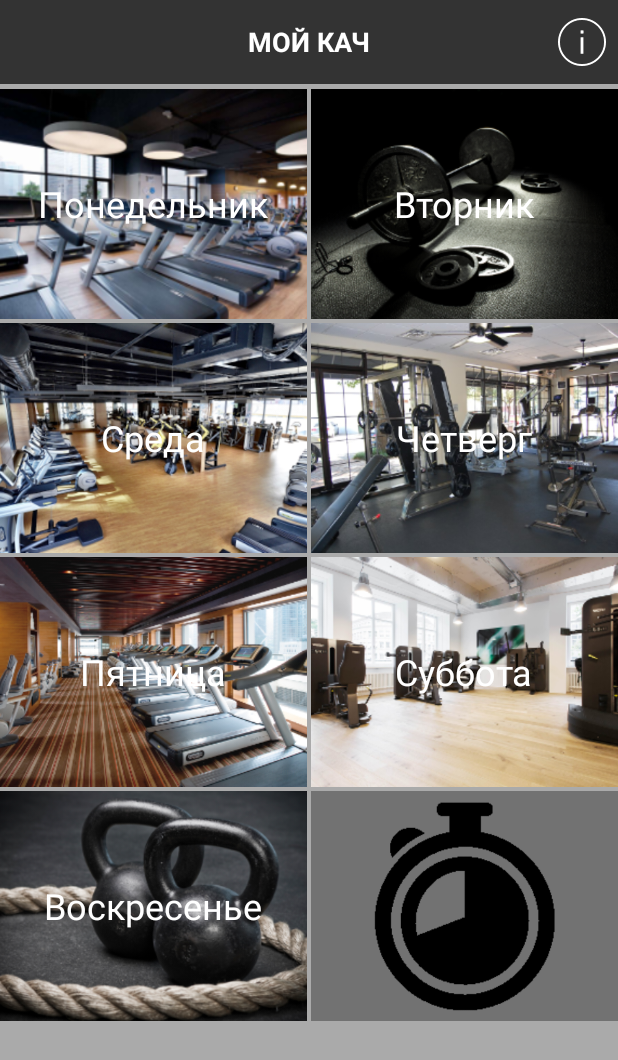
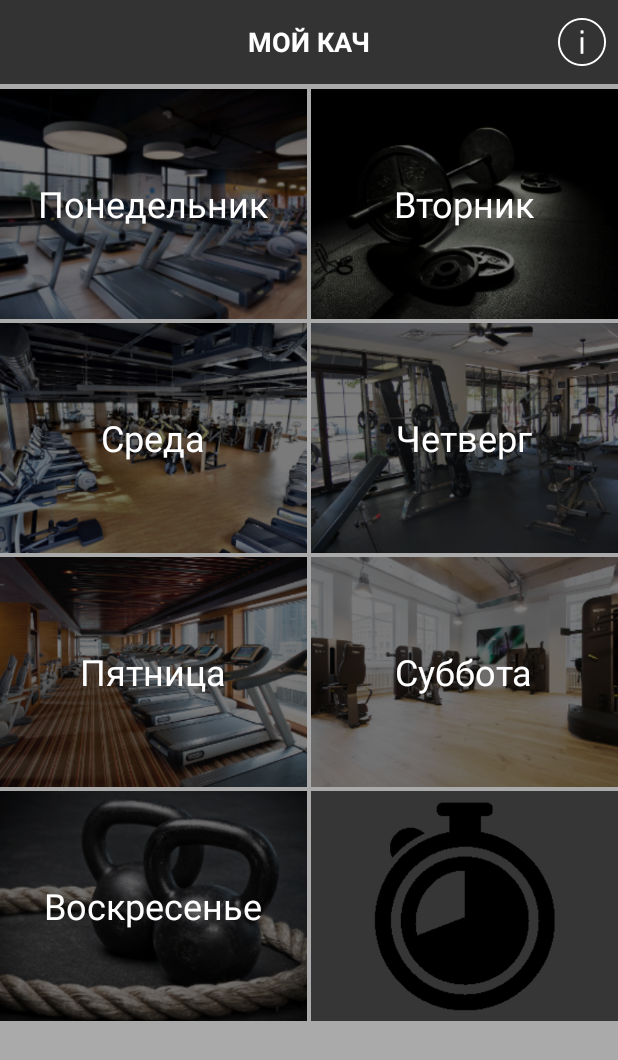
Before and after one commit to Jorikua/Kach, an Android app: the screen it shows after launch (MainActivity), on a phone screen of 412 x 824 dp. Shown: the top 1060 px of the screen. Run offline under Robolectric (Android 15) with nearby library versions, the phone set to English and light mode, and no system bars.

Commit message:
Finally made a gridview selector

```diff
--- a/app/src/main/java/ua/kaganovych/kach/DaysFragment.java
+++ b/app/src/main/java/ua/kaganovych/kach/DaysFragment.java
@@ -28,8 +28,6 @@ public class DaysFragment extends Fragment {
         mTitleArray = getResources().getStringArray(R.array.days);
         mImageArray = new int[] {R.drawable.monday, R.drawable.tuesday, R.drawable.wednesday, R.drawable.thursday, R.drawable.friday, R.drawable.saturday, R.drawable.sunday, R.drawable.bg_timer};
         mAdapter = new DaysAdapter(getActivity(), mTitleArray, mImageArray);
-        mGridView.setDrawSelectorOnTop(true);
-        mGridView.setSelector(getResources().getDrawable(R.drawable.image_states));
         mGridView.setAdapter(mAdapter);
 
         mGridView.setOnItemClickListener(new AdapterView.OnItemClickListener() {
--- a/app/src/main/res/layout/day_item.xml
+++ b/app/src/main/res/layout/day_item.xml
@@ -4,19 +4,25 @@
     android:layout_height="match_parent"
     android:orientation="vertical">
 
-    <ua.kaganovych.kach.CustomImageView
-        android:id="@+id/day_background"
-        android:scaleType="centerCrop"
-        android:background="@drawable/image_states"
+    <FrameLayout
+        android:foreground="@drawable/image_states"
         android:layout_width="match_parent"
-        android:layout_height="match_parent" />
+        android:layout_height="match_parent">
+
+        <ua.kaganovych.kach.CustomImageView
+            android:id="@+id/day_background"
+            android:layout_width="match_parent"
+            android:layout_height="match_parent"
+            android:scaleType="centerCrop" />
+
+    </FrameLayout>
 
     <TextView
         android:id="@+id/day_title"
-        android:textSize="24sp"
+        android:layout_width="wrap_content"
+        android:layout_height="wrap_content"
+        android:layout_gravity="center"
         android:textColor="@android:color/white"
-        android:layout_gravity="center"
-        android:layout_width="wrap_content"
-        android:layout_height="wrap_content" />
+        android:textSize="24sp" />
 
 </FrameLayout>
```
